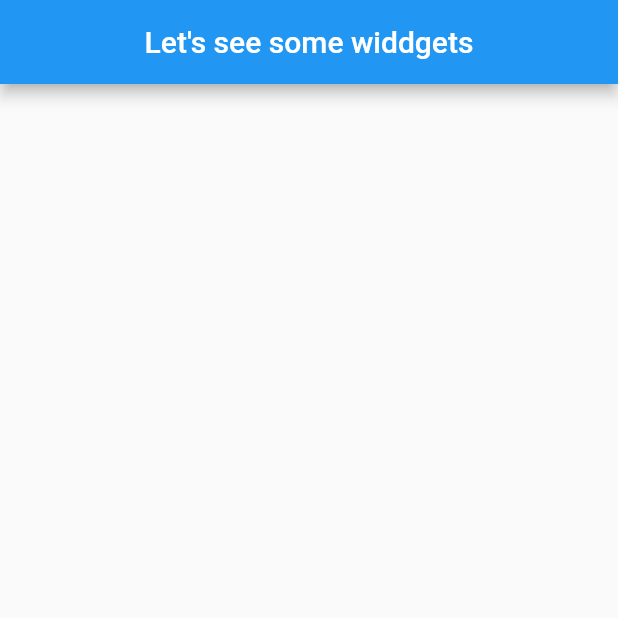
After one commit to tetsu/flutter-image-viewer, a Flutter app: the screen it shows after launch, on a phone screen of 412 x 824 dp, the top half of it. The commit adds this screen. Run offline on Flutter 3.47's test engine with Material 2 defaults, Android fonts, the phone set to English and light mode, and no system bars.

Commit message:
lecture 99

```diff
--- a/image_viewer/lib/main.dart
+++ b/image_viewer/lib/main.dart
@@ -1,5 +1,4 @@
 // I need to import a helper libery from flutter to get content on the screen
-import 'dart:ffi';
 
 import 'package:flutter/material.dart';
 import 'src/app.dart';
--- a/image_viewer/lib/src/app.dart
+++ b/image_viewer/lib/src/app.dart
@@ -1,9 +1,14 @@
 // import flutter helper ibrary
 import 'package:flutter/material.dart';
+import 'package:http/http.dart' show get;
+import 'dart:convert';
+import 'models/image_model.dart';
+import 'widgets/image_list.dart';
 
 // create a class that will be our custom widget
 // this class must extend the 'StatelesWidget' base class
 class App extends StatefulWidget {
+  @override
   createState() {
     return AppState();
   }
@@ -11,22 +16,31 @@ class App extends StatefulWidget {
 
 class AppState extends State<App> {
   int counter = 0;
+  List<ImageModel> images = [];
 
+  void fetchImage() async {
+    counter++;
+    var res = await get(
+        Uri.parse('https://jsonplaceholder.typicode.com/photos/$counter'));
+    var imageModel = ImageModel.fromJson(json.decode(res.body));
+
+    setState(() {
+      images.add(imageModel);
+    });
+  }
+
+  @override
   Widget build(context) {
     return MaterialApp(
       home: Scaffold(
-        body: Text('$counter'),
+        body: ImageList(images),
         appBar: AppBar(
           centerTitle: true,
-          title: Text('Let\'s see some widdgets'),
+          title: const Text('Let\'s see some widdgets'),
         ),
         floatingActionButton: FloatingActionButton(
-          onPressed: () {
-            setState(() {
-              counter++;
-            });
-          },
-          child: Icon(Icons.add),
+          onPressed: fetchImage,
+          child: const Icon(Icons.add),
         ),
       ),
     );
--- /dev/null
+++ b/image_viewer/lib/src/models/image_model.dart
@@ -0,0 +1,12 @@
+class ImageModel {
+  int id;
+  String url;
+  String title;
+
+  ImageModel(this.id, this.url, this.title);
+
+  ImageModel.fromJson(Map<String, dynamic> parsedJson)
+      : id = parsedJson['id'],
+        url = parsedJson['url'],
+        title = parsedJson['title'];
+}
--- /dev/null
+++ b/image_viewer/lib/src/widgets/image_list.dart
@@ -0,0 +1,19 @@
+import 'package:flutter/material.dart';
+import '../models/image_model.dart';
+
+class ImageList extends StatelessWidget {
+  final List<ImageModel> images;
+
+  ImageList(this.images);
+
+  @override
+  Widget build(context) {
+    return ListView.builder(
+      itemCount: images.length,
+      itemBuilder: (context, int index) {
+        return Text(images[index].url);
+        // return Image.network(images[index].url);
+      },
+    );
+  }
+}
--- a/image_viewer/pubspec.yaml
+++ b/image_viewer/pubspec.yaml
@@ -28,6 +28,8 @@ environment:
 # the latest version available on pub.dev. To see which dependencies have newer
 # versions available, run `flutter pub outdated`.
 dependencies:
+  http: 1.1.0
+  cached_network_image: 3.2.3
   flutter:
     sdk: flutter
 
```
Also changed, not shown: 2 other files.
